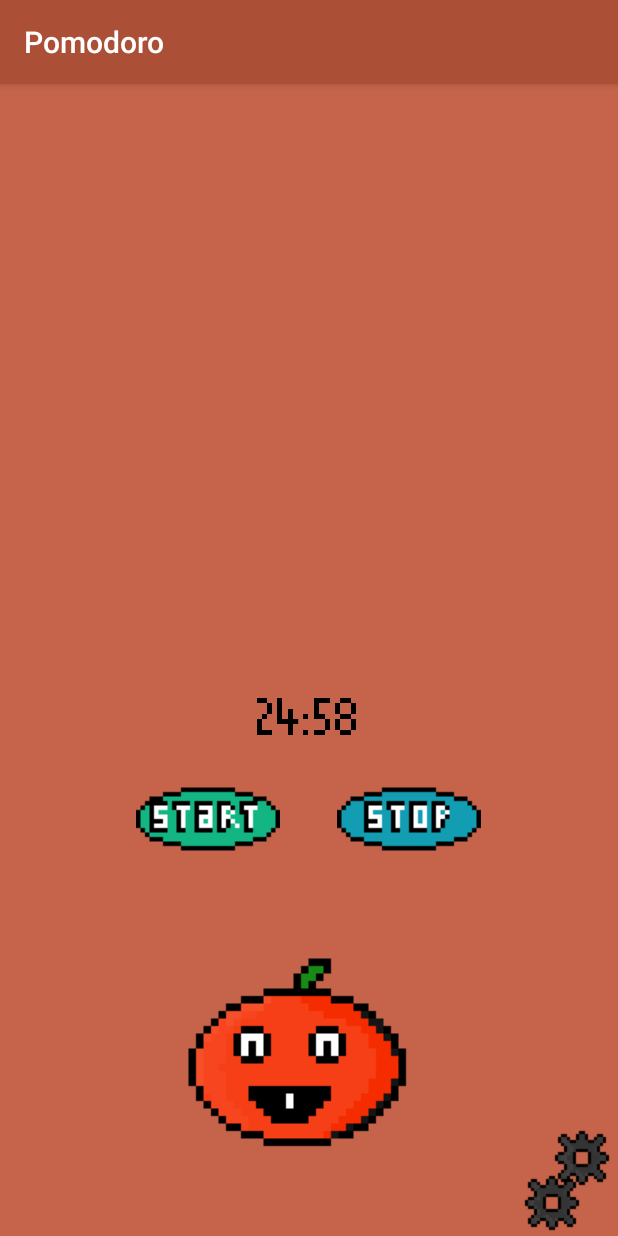
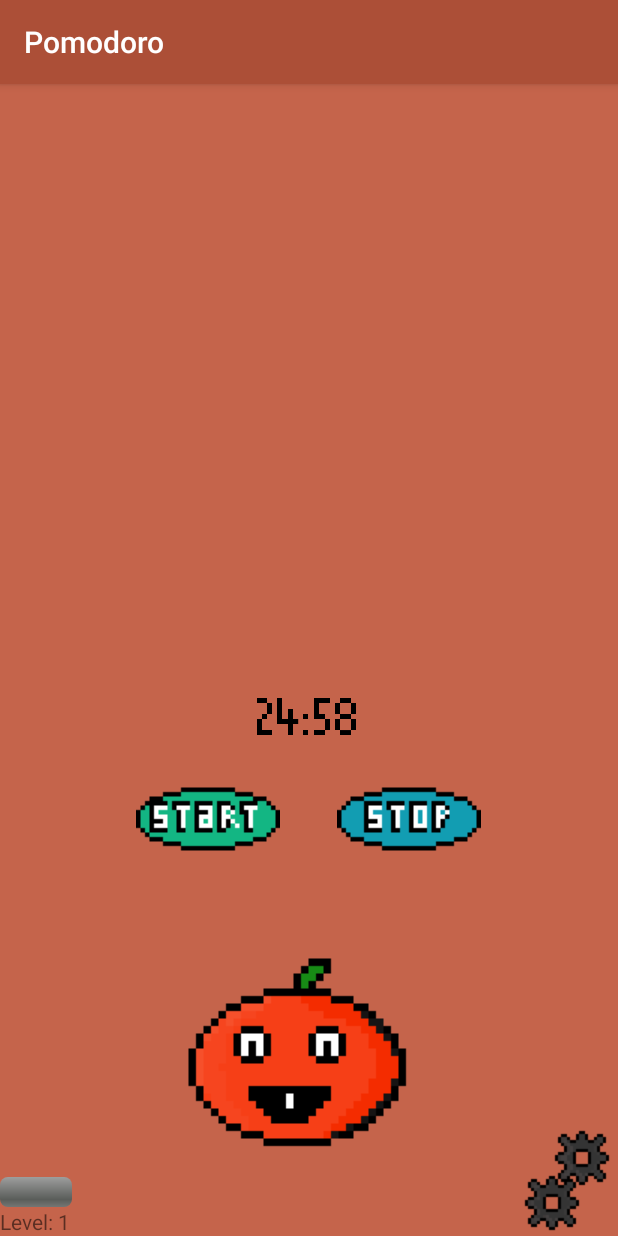
Before and after one commit to redbluex/PomodoroMaster, an Android app: the screen it shows after launch (MainActivity), after a tap on an icon or button, on a phone screen of 412 x 824 dp. Run offline under Robolectric (Android 15) with nearby library versions, the phone set to English and light mode, and no system bars.

Commit message:
Added textview level and progress bar

```diff
--- a/app/src/main/java/com/example/rob/pomodoro/MainActivity.java
+++ b/app/src/main/java/com/example/rob/pomodoro/MainActivity.java
@@ -12,6 +12,7 @@ import android.view.View;
 import android.widget.Button;
 import android.widget.ImageButton;
 import android.widget.ImageView;
+import android.widget.ProgressBar;
 import android.widget.RelativeLayout;
 import android.widget.TextView;
 
@@ -27,6 +28,7 @@ public class MainActivity extends AppCompatActivity {
     int minutes=0;
     public int seconds = 0;
     String tekstRamka;
+    String levelString;
     private CountDownTimer yourCountDownTimer;
     private int kolejka=1;
     final int mainfinal = ustawienia.getMainTime();
@@ -50,6 +52,10 @@ public class MainActivity extends AppCompatActivity {
         click2.setEnabled(false);
         final TextView label = (TextView)findViewById(R.id.timeText);
         final TextView minuty = (TextView)findViewById(R.id.textMinutes);
+        final TextView levelText = (TextView)findViewById(R.id.levelView);
+        final ProgressBar progressBar = (ProgressBar)findViewById(R.id.determinateBar);
+        progressBar.setProgress(level.getExp()/level.getExpLimit());
+        levelText.setText(String.valueOf(level.getLevel()));
         TextView colon = (TextView) findViewById(R.id.textView4);
         setFont(label);
         setFont(minuty);
@@ -71,7 +77,9 @@ public class MainActivity extends AppCompatActivity {
                                 minutes = mainfinal;
                                 currentLayout.setBackgroundColor(getResources().getColor(R.color.colorMain));
                                 level.addExp();
+                                progressBar.setProgress(level.getExp()/level.getExpLimit());
                                 level.levelUp();
+                                levelText.setText(String.valueOf(level.getLevel()));
                                 level.changeImage(img);
                                 editor.putInt("LevelPoint", level.getLevel());
                                 editor.putInt("ExpPoint", level.getExp());
@@ -101,7 +109,7 @@ public class MainActivity extends AppCompatActivity {
 
                     @Override
                     public void onFinish() {
-                        label.setText("You studied 24 hours. You need sleep.");
+                        label.setText("You studied 24 hours. You need rest.");
                     }
                 }.start();
                 click.setEnabled(false);
--- a/app/src/main/res/layout/activity_main.xml
+++ b/app/src/main/res/layout/activity_main.xml
@@ -89,5 +89,34 @@
         android:layout_alignParentBottom="true"
         android:layout_centerHorizontal="true" />
 
+    <TextView
+        android:id="@+id/textView"
+        android:layout_width="wrap_content"
+        android:layout_height="wrap_content"
+        android:layout_alignParentBottom="true"
+        android:layout_alignParentLeft="true"
+        android:layout_alignParentStart="true"
+        android:text="Level: " />
+
+    <TextView
+        android:id="@+id/levelView"
+        android:layout_width="wrap_content"
+        android:layout_height="wrap_content"
+        android:layout_alignParentBottom="true"
+        android:layout_toEndOf="@+id/textView"
+        android:layout_toRightOf="@+id/textView"
+        android:text="1" />
+
+    <ProgressBar
+        android:id="@+id/determinateBar"
+        style="@android:style/Widget.ProgressBar.Horizontal"
+        android:layout_width="wrap_content"
+        android:layout_height="wrap_content"
+        android:progress="0"
+        android:layout_above="@+id/textView"
+        android:layout_alignParentLeft="true"
+        android:layout_alignParentStart="true" />
+
+
 
 </RelativeLayout>
```
